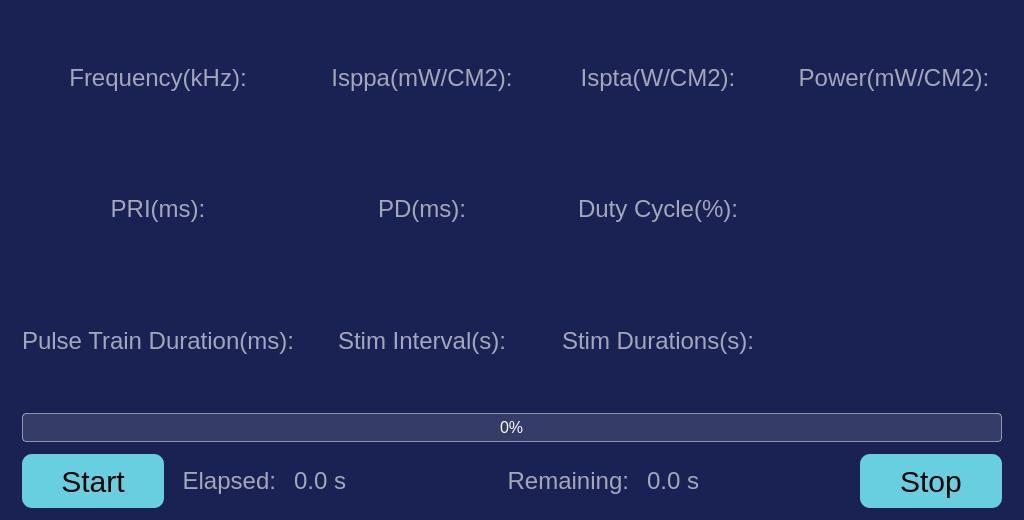
The window that hifupulsetrainadvance.ui (wangmeng08/BCI) describes before a commit, drawn with Qt 5.
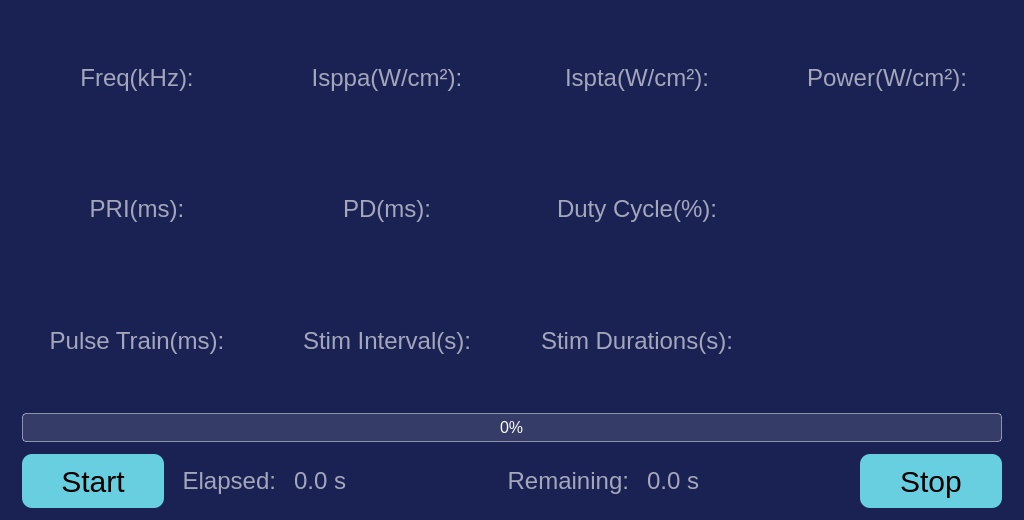
The same window after the commit.

```diff
--- a/hifupulsetrainadvance.ui
+++ b/hifupulsetrainadvance.ui
@@ -82,8 +82,8 @@
      </property>
      <item row="0" column="0">
       <widget class="QLabel" name="labelFrequency">
-       <property name="text">
-        <string>Frequency(kHz):</string>
+       <property name="text">P
+        <string>Freq(kHz):</string>
        </property>
        <property name="alignment">
         <set>Qt::AlignBottom|Qt::AlignHCenter</set>
@@ -100,7 +100,7 @@
      <item row="0" column="1">
       <widget class="QLabel" name="labelIsppa">
        <property name="text">
-        <string>Isppa(mW/CM2):</string>
+        <string>Isppa(W/cm²):</string>
        </property>
        <property name="alignment">
         <set>Qt::AlignBottom|Qt::AlignHCenter</set>
@@ -117,7 +117,7 @@
      <item row="0" column="2">
       <widget class="QLabel" name="labelIspta">
        <property name="text">
-        <string>Ispta(W/CM2):</string>
+        <string>Ispta(W/cm²):</string>
        </property>
        <property name="alignment">
         <set>Qt::AlignBottom|Qt::AlignHCenter</set>
@@ -134,7 +134,7 @@
      <item row="0" column="3">
       <widget class="QLabel" name="labelPower">
        <property name="text">
-        <string>Power(mW/CM2):</string>
+        <string>Power(W/cm²):</string>
        </property>
        <property name="alignment">
         <set>Qt::AlignBottom|Qt::AlignHCenter</set>
@@ -215,7 +215,7 @@
      <item row="4" column="0">
       <widget class="QLabel" name="labelPulseTrainDuration">
        <property name="text">
-        <string>Pulse Train Duration(ms):</string>
+        <string>Pulse Train(ms):</string>
        </property>
        <property name="alignment">
         <set>Qt::AlignBottom|Qt::AlignHCenter</set>
```
